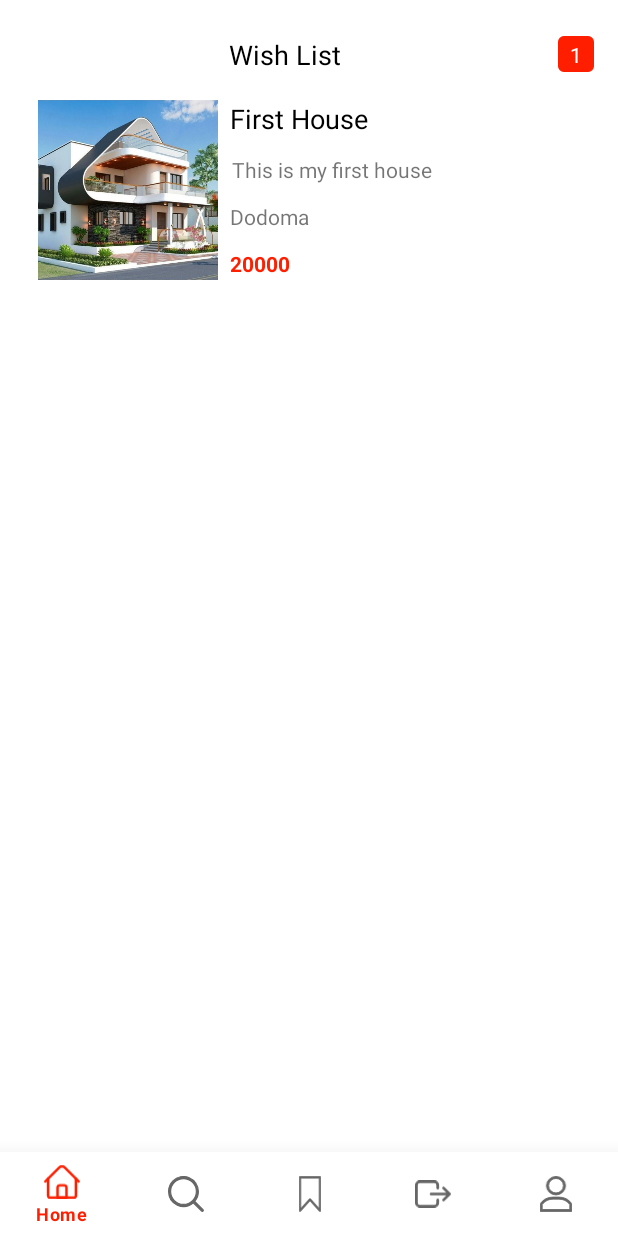
After one commit to LouisNgatale/real-estate, an Android app: the fragment WishListFragment placed in its activity, on a phone screen of 412 x 824 dp. The commit adds this screen. Run offline under Robolectric (Android 15) with nearby library versions, the phone set to English and light mode, and no system bars.

Commit message:
Wish list items display

```diff
--- a/app/src/main/AndroidManifest.xml
+++ b/app/src/main/AndroidManifest.xml
@@ -9,11 +9,10 @@
         android:roundIcon="@mipmap/ic_launcher_round"
         android:supportsRtl="true"
         android:theme="@style/Theme.RealEstate">
-        <activity android:name=".Screens.ItemView.ItemViewActivity"></activity>
-        <activity android:name=".Screens.Splash.SplashScreen">
+        <activity android:name=".Screens.ItemView.ItemViewActivity" />
+        <activity android:name=".Screens.Splash.SplashScreen" android:noHistory="true">
             <intent-filter>
                 <action android:name="android.intent.action.MAIN" />
-
                 <category android:name="android.intent.category.LAUNCHER" />
             </intent-filter>
         </activity>
--- /dev/null
+++ b/app/src/main/java/com/louisngatale/realestate/RecyclerViews/WishListRecyclerViewAdapter.java
@@ -0,0 +1,79 @@
+package com.louisngatale.realestate.RecyclerViews;
+
+import android.content.Context;
+import android.content.Intent;
+import android.view.LayoutInflater;
+import android.view.View;
+import android.view.ViewGroup;
+import android.widget.ImageView;
+import android.widget.TextView;
+
+import androidx.annotation.NonNull;
+import androidx.recyclerview.widget.RecyclerView;
+import com.louisngatale.realestate.Models.House;
+import com.louisngatale.realestate.R;
+import com.louisngatale.realestate.Screens.ItemView.ItemViewActivity;
+
+import java.util.ArrayList;
+
+public class WishListRecyclerViewAdapter extends RecyclerView.Adapter<WishListRecyclerViewAdapter.ViewHolder> {
+
+    ArrayList<House> houses = new ArrayList<>();
+    private Context mContext;
+
+    public WishListRecyclerViewAdapter(Context mContext) {
+        this.mContext = mContext;
+    }
+
+    @NonNull
+    @Override
+    public ViewHolder onCreateViewHolder(@NonNull ViewGroup parent, int viewType) {
+        View view = LayoutInflater.from(parent.getContext()).inflate(R.layout.wishlist_item,parent,false);
+        return new ViewHolder(view);
+    }
+
+    @Override
+    public void onBindViewHolder(@NonNull ViewHolder holder, int position) {
+        holder.house_image.setImageResource(houses.get(position).getHouse_image());
+        holder.house_name.setText(houses.get(position).getHouse_name());
+        holder.house_price.setText(houses.get(position).getHouse_price());
+        holder.house_description.setText(houses.get(position).getHouse_description());
+        holder.house_address.setText(houses.get(position).getAddress());
+
+        //                TODO: ItemView click listener
+        holder.itemView.setOnClickListener(new View.OnClickListener() {
+            @Override
+            public void onClick(View v) {
+                Intent itemView = new Intent(mContext, ItemViewActivity.class);
+                itemView.putExtra("id", position);
+                mContext.startActivity(itemView);
+            }
+        });
+    }
+
+    @Override
+    public int getItemCount() {
+        return houses.size();
+    }
+
+    public static class ViewHolder extends RecyclerView.ViewHolder {
+        ImageView house_image;
+        TextView house_name,
+                 house_description,
+                 house_address,
+                 house_price;
+
+        public ViewHolder(@NonNull View itemView) {
+            super(itemView);
+            house_image = itemView.findViewById(R.id.wishList_image);
+            house_name =   itemView.findViewById(R.id.wishList_house_name);
+            house_description = itemView.findViewById(R.id.wishList_description);
+            house_address = itemView.findViewById(R.id.wishList_location);
+            house_price = itemView.findViewById(R.id.wishList_price);
+        }
+    }
+
+    public void setHouses(ArrayList<House> houses) {
+        this.houses = houses;
+    }
+}
--- a/app/src/main/java/com/louisngatale/realestate/Screens/Main/MainActivity.java
+++ b/app/src/main/java/com/louisngatale/realestate/Screens/Main/MainActivity.java
@@ -4,7 +4,9 @@ import androidx.annotation.NonNull;
 import androidx.appcompat.app.AppCompatActivity;
 import androidx.fragment.app.Fragment;
 
+import android.content.SharedPreferences;
 import android.os.Bundle;
+import android.util.Log;
 import android.view.MenuItem;
 
 import com.google.android.material.bottomnavigation.BottomNavigationView;
@@ -43,7 +45,7 @@ public class MainActivity extends AppCompatActivity {
                     selectedFragment = new SearchFragment();
                     break;
                 case R.id.nav_saved:
-                    selectedFragment = new SavedFragment();
+                    selectedFragment = new WishListFragment();
                     break;
                 case R.id.nav_profile:
                     selectedFragment = new ProfileFragment();
--- /dev/null
+++ b/app/src/main/java/com/louisngatale/realestate/Screens/Main/WishListFragment.java
@@ -0,0 +1,61 @@
+package com.louisngatale.realestate.Screens.Main;
+
+import android.os.Bundle;
+
+import androidx.annotation.NonNull;
+import androidx.annotation.Nullable;
+import androidx.fragment.app.Fragment;
+import androidx.recyclerview.widget.LinearLayoutManager;
+import androidx.recyclerview.widget.RecyclerView;
+
+import android.view.LayoutInflater;
+import android.view.View;
+import android.view.ViewGroup;
+import android.widget.TextView;
+
+import com.louisngatale.realestate.R;
+import com.louisngatale.realestate.RecyclerViews.WishListRecyclerViewAdapter;
+import com.louisngatale.realestate.Utils.HouseUtils;
+
+public class WishListFragment extends Fragment {
+
+    WishListRecyclerViewAdapter adapter;
+    RecyclerView recyclerView;
+    TextView emptyPlaceholder,item_counter;
+
+    @Override
+    public View onCreateView(LayoutInflater inflater, ViewGroup container,
+                             Bundle savedInstanceState) {
+        return inflater.inflate(R.layout.fragment_wishlist, container, false);
+    }
+
+
+    @Override
+    public void onViewCreated(@NonNull View view, @Nullable Bundle savedInstanceState) {
+        super.onViewCreated(view, savedInstanceState);
+
+        adapter = new WishListRecyclerViewAdapter(getContext());
+        recyclerView = view.findViewById(R.id.wishList_recycler_view);
+        emptyPlaceholder = view.findViewById(R.id.emptyPlaceholder);
+        item_counter = view.findViewById(R.id.wish_list_item_count);
+
+        HouseUtils.getInstance();
+        adapter.setHouses(HouseUtils.getBrowse_houses());
+
+        HouseUtils.getInstance();
+
+        if (HouseUtils.getSaved().size() > 0){
+            emptyPlaceholder.setVisibility(View.GONE);
+
+            String item_count = String.valueOf(HouseUtils.getSaved().size());
+            item_counter.setText(item_count);
+
+            recyclerView.setAdapter(adapter);
+            recyclerView.setLayoutManager(new LinearLayoutManager(getContext()));
+            HouseUtils.getInstance();
+            adapter.setHouses(HouseUtils.getSaved());
+        }
+
+
+    }
+}
--- a/app/src/main/java/com/louisngatale/realestate/Screens/Splash/SplashScreen.java
+++ b/app/src/main/java/com/louisngatale/realestate/Screens/Splash/SplashScreen.java
@@ -3,8 +3,10 @@ package com.louisngatale.realestate.Screens.Splash;
 import androidx.appcompat.app.AppCompatActivity;
 
 import android.content.Intent;
+import android.content.SharedPreferences;
 import android.os.Bundle;
 import android.os.Handler;
+import android.util.Log;
 
 import com.louisngatale.realestate.R;
 import com.louisngatale.realestate.Screens.Main.MainActivity;
@@ -27,6 +29,6 @@ public class SplashScreen extends AppCompatActivity {
                 startActivity(intent);
                 finish();
             }
-        },3000);
+        },1000);
     }
 }
--- a/app/src/main/res/layout/activity_main.xml
+++ b/app/src/main/res/layout/activity_main.xml
@@ -19,7 +19,5 @@
         android:layout_alignParentBottom="true"
         app:menu="@menu/bottom_navigation"
         android:background="?android:attr/windowBackground"
-        app:elevation="20dp"
-        />
-
+        app:elevation="20dp"/>
 </RelativeLayout>
--- a/app/src/main/res/layout/fragment_home.xml
+++ b/app/src/main/res/layout/fragment_home.xml
@@ -7,7 +7,7 @@
     <androidx.constraintlayout.widget.ConstraintLayout
         android:layout_width="match_parent"
         android:layout_height="match_parent"
-        >
+        tools:ignore="ScrollViewSize">
 
         <ImageView
             android:id="@+id/imageView"
--- /dev/null
+++ b/app/src/main/res/layout/fragment_wishlist.xml
@@ -0,0 +1,67 @@
+<?xml version="1.0" encoding="utf-8"?>
+<androidx.constraintlayout.widget.ConstraintLayout xmlns:android="http://schemas.android.com/apk/res/android"
+    xmlns:app="http://schemas.android.com/apk/res-auto"
+    xmlns:tools="http://schemas.android.com/tools"
+    android:layout_width="match_parent"
+    android:layout_height="match_parent"
+    tools:context=".Screens.Main.WishListFragment">
+
+    <TextView
+        android:id="@+id/wish_list_title"
+        android:layout_width="wrap_content"
+        android:layout_height="wrap_content"
+        android:text="@string/wish_list_title"
+        android:textColor="@color/black"
+        android:textSize="18sp"
+        app:layout_constraintBottom_toBottomOf="@+id/wish_list_item_count"
+        app:layout_constraintEnd_toStartOf="@+id/wish_list_item_count"
+        app:layout_constraintStart_toStartOf="parent"
+        app:layout_constraintTop_toTopOf="@+id/wish_list_item_count" />
+
+
+    <TextView
+        android:id="@+id/wish_list_item_count"
+        android:layout_width="wrap_content"
+        android:layout_height="wrap_content"
+        android:elevation="2dp"
+        android:text="0"
+        android:textColor="@color/white"
+        android:textSize="14sp"
+        app:layout_constraintBottom_toBottomOf="@+id/item_badge_counter"
+        app:layout_constraintEnd_toEndOf="@+id/item_badge_counter"
+        app:layout_constraintStart_toStartOf="@+id/item_badge_counter"
+        app:layout_constraintTop_toTopOf="@+id/item_badge_counter"
+        tools:ignore="HardcodedText" />
+
+    <ImageView
+        android:id="@+id/item_badge_counter"
+        android:layout_width="wrap_content"
+        android:layout_height="wrap_content"
+        android:layout_marginTop="24dp"
+        android:layout_marginEnd="16dp"
+        android:src="@drawable/item_count_badge"
+        app:layout_constraintEnd_toEndOf="parent"
+        app:layout_constraintTop_toTopOf="parent"
+        tools:ignore="ContentDescription" />
+    <TextView
+        android:id="@+id/emptyPlaceholder"
+        android:layout_width="wrap_content"
+        android:layout_height="wrap_content"
+        android:text="@string/empty_wishList"
+        android:textSize="24sp"
+        app:layout_constraintBottom_toBottomOf="parent"
+        app:layout_constraintEnd_toEndOf="parent"
+        app:layout_constraintStart_toStartOf="parent"
+        app:layout_constraintTop_toTopOf="parent" />
+
+    <androidx.recyclerview.widget.RecyclerView
+        android:id="@+id/wishList_recycler_view"
+        android:layout_width="match_parent"
+        android:layout_height="wrap_content"
+        android:layout_marginTop="8dp"
+        app:layout_constraintEnd_toEndOf="parent"
+        app:layout_constraintStart_toStartOf="parent"
+        app:layout_constraintTop_toBottomOf="@+id/wish_list_title" />
+
+
+</androidx.constraintlayout.widget.ConstraintLayout>
--- /dev/null
+++ b/app/src/main/res/layout/wishlist_item.xml
@@ -0,0 +1,65 @@
+<?xml version="1.0" encoding="utf-8"?>
+<androidx.constraintlayout.widget.ConstraintLayout
+    xmlns:android="http://schemas.android.com/apk/res/android"
+    xmlns:app="http://schemas.android.com/apk/res-auto"
+    android:layout_marginHorizontal="25dp"
+    xmlns:tools="http://schemas.android.com/tools"
+    android:layout_width="match_parent"
+    android:layout_marginVertical="10dp"
+    android:layout_height="wrap_content">
+
+    <ImageView
+        android:id="@+id/wishList_image"
+        android:layout_width="120dp"
+        android:layout_height="120dp"
+        android:scaleType="centerCrop"
+        app:layout_constraintStart_toStartOf="parent"
+        app:layout_constraintTop_toTopOf="parent"
+        app:srcCompat="@drawable/house_5"
+        tools:ignore="ContentDescription" />
+
+    <TextView
+        android:id="@+id/wishList_house_name"
+        android:layout_width="wrap_content"
+        android:layout_height="wrap_content"
+        android:layout_marginStart="8dp"
+        android:text="@string/house_name"
+        android:textSize="18sp"
+        android:textColor="@color/black"
+        app:layout_constraintStart_toEndOf="@+id/wishList_image"
+        app:layout_constraintTop_toTopOf="parent" />
+
+    <TextView
+        android:id="@+id/wishList_description"
+        android:layout_width="wrap_content"
+        android:layout_height="wrap_content"
+        android:layout_marginStart="9dp"
+        android:layout_marginTop="12dp"
+        android:text="@string/house_description"
+        app:layout_constraintStart_toEndOf="@+id/wishList_image"
+        app:layout_constraintTop_toBottomOf="@+id/wishList_house_name" />
+
+    <TextView
+        android:id="@+id/wishList_location"
+        android:layout_width="wrap_content"
+        android:layout_height="wrap_content"
+        android:layout_marginStart="8dp"
+        android:layout_marginTop="12dp"
+        android:text="@string/address_placeholder"
+        app:layout_constraintStart_toEndOf="@+id/wishList_image"
+        app:layout_constraintTop_toBottomOf="@+id/wishList_description" />
+
+    <TextView
+        android:id="@+id/wishList_price"
+        android:layout_width="wrap_content"
+        android:layout_height="wrap_content"
+        android:layout_marginStart="8dp"
+        android:layout_marginTop="12dp"
+        android:text="@string/price_placeholder"
+        android:textColor="@color/orange"
+        android:textStyle="bold"
+        app:layout_constraintStart_toEndOf="@+id/wishList_image"
+        app:layout_constraintTop_toBottomOf="@+id/wishList_location" />
+
+
+</androidx.constraintlayout.widget.ConstraintLayout>
--- a/app/src/main/res/values/strings.xml
+++ b/app/src/main/res/values/strings.xml
@@ -9,7 +9,7 @@
     <string name="browse_houses">Browse houses</string>
     <string name="category">Cabins and cottages</string>
     <string name="house_type">House Type</string>
-    <string name="price_placeholder">200,000 Tsh</string>
+    <string name="price_placeholder">200,000 Tsh/ Month</string>
     <string name="address_placeholder">Street, City, Country</string>
     <string name="bed_placeholder">2 beds</string>
     <string name="size_placeholder">1560 sqft</string>
@@ -18,6 +18,9 @@
     <string name="agent_title">Listing Agent</string>
     <string name="name_placeholder">John Doe</string>
     <string name="agent_position">Owner</string>
+    <string name="empty_wishList">No saved Items</string>
+    <string name="initial_count">0</string>
+    <string name="wish_list_title">Wish List</string>
 
 
 </resources>
```
Also changed, not shown: app/src/main/java/com/louisngatale/realestate/Models/House.java (+17 -2 lines), app/src/main/java/com/louisngatale/realestate/Screens/Main/SavedFragment.java (deleted, +0 -66 lines), app/src/main/java/com/louisngatale/realestate/Utils/HouseUtils.java (+22 -11 lines), app/src/main/res/layout/fragment_saved.xml (deleted, +0 -14 lines), app/src/main/res/drawable-hdpi/item_count_badge.png (added), app/src/main/res/drawable-ldpi/item_count_badge.png (added), app/src/main/res/drawable-mdpi/item_count_badge.png (added), app/src/main/res/drawable-xhdpi/item_count_badge.png (added), app/src/main/res/drawable-xxhdpi/item_count_badge.png (added), app/src/main/res/drawable-xxxhdpi/item_count_badge.png (added).
